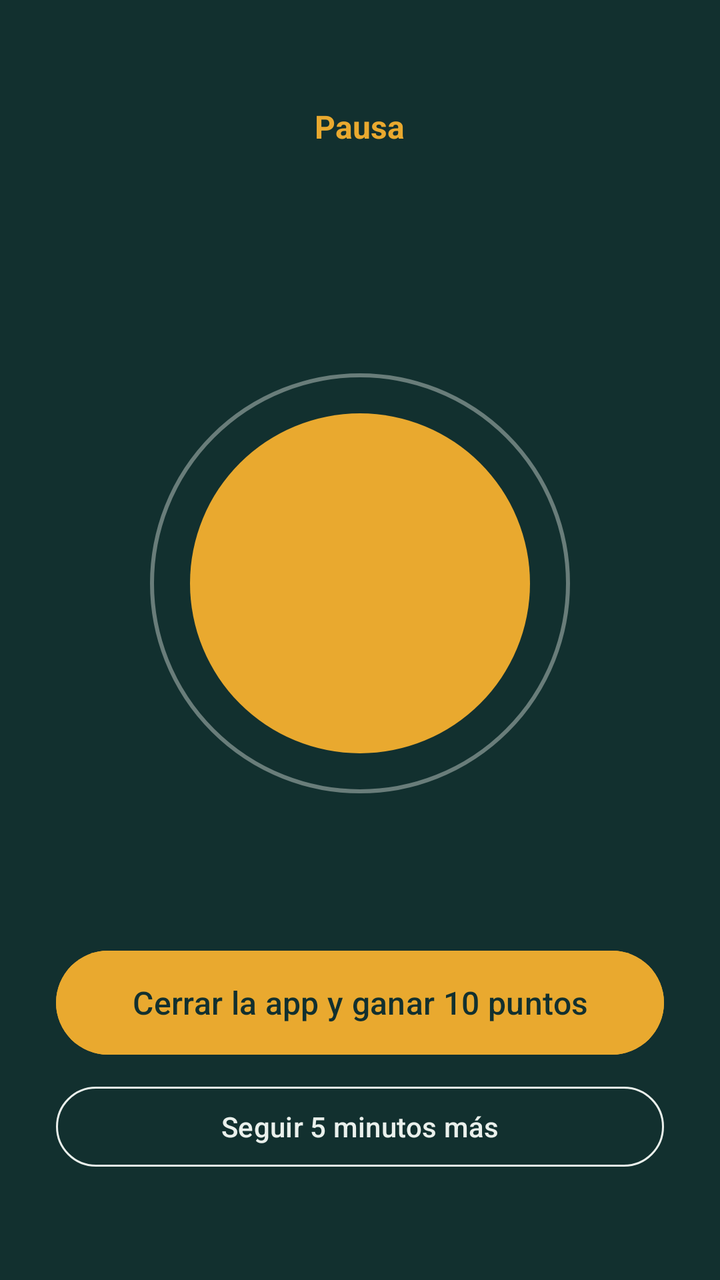
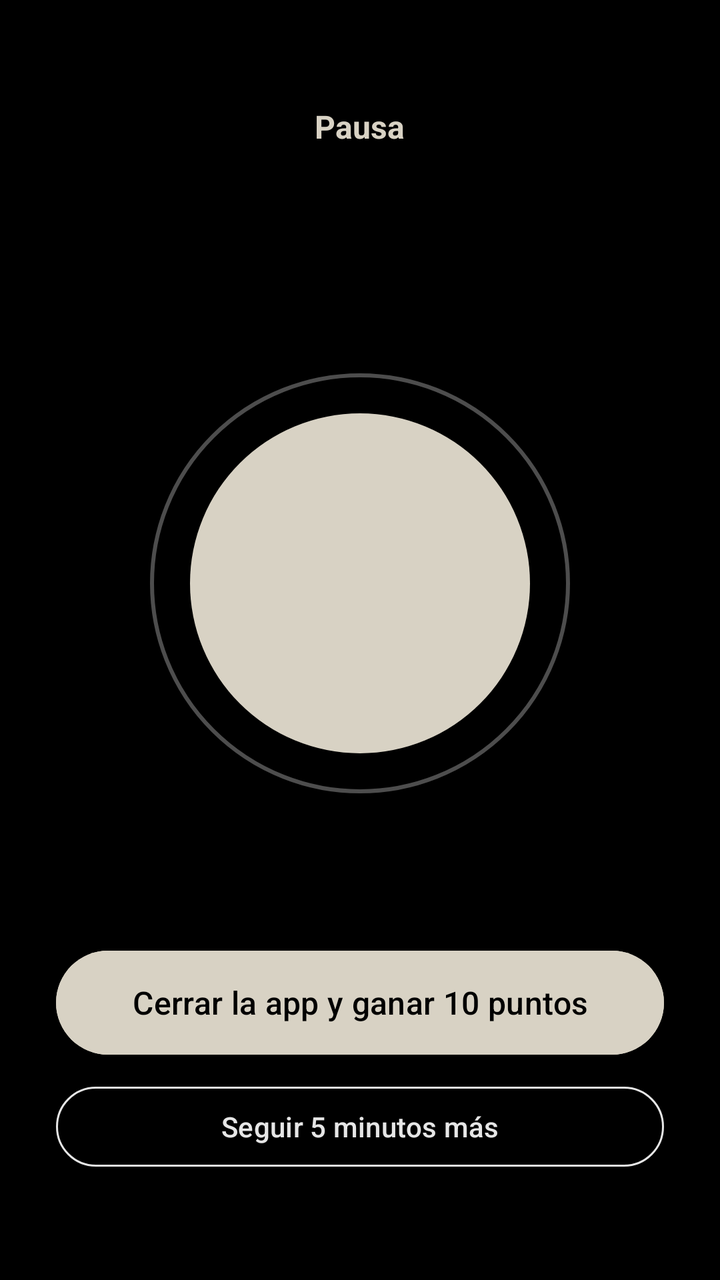

An Android layout rendered at two revisions. The XML below is the earlier revision; the diff shows what the commit changed to produce the second picture.
<!-- AndroidManifest.xml: activity theme Theme.Pausa.Friction -->
<!-- res/layout/activity_friction.xml -->
<?xml version="1.0" encoding="utf-8"?>
<LinearLayout xmlns:android="http://schemas.android.com/apk/res/android"
    android:layout_width="match_parent"
    android:layout_height="match_parent"
    android:background="@color/ink"
    android:fitsSystemWindows="true"
    android:gravity="center"
    android:orientation="vertical"
    android:padding="28dp">

    <TextView
        android:layout_width="wrap_content"
        android:layout_height="wrap_content"
        android:text="Pausa"
        android:textColor="@color/amber"
        android:textSize="16sp"
        android:textStyle="bold" />

    <TextView
        android:id="@+id/tvQuestion"
        android:layout_width="match_parent"
        android:layout_height="wrap_content"
        android:layout_marginTop="12dp"
        android:gravity="center"
        android:textColor="@color/mist"
        android:textSize="28sp"
        android:textStyle="bold" />

    <TextView
        android:id="@+id/tvInfo"
        android:layout_width="match_parent"
        android:layout_height="wrap_content"
        android:layout_marginTop="10dp"
        android:gravity="center"
        android:textColor="#B8C9C3"
        android:textSize="15sp" />

    <FrameLayout
        android:layout_width="220dp"
        android:layout_height="220dp"
        android:layout_marginTop="28dp"
        android:layout_marginBottom="20dp">

        <View
            android:layout_width="210dp"
            android:layout_height="210dp"
            android:layout_gravity="center"
            android:background="@drawable/ring" />

        <View
            android:id="@+id/circle"
            android:layout_width="170dp"
            android:layout_height="170dp"
            android:layout_gravity="center"
            android:background="@drawable/circle" />
    </FrameLayout>

    <TextView
        android:id="@+id/tvHint"
        android:layout_width="match_parent"
        android:layout_height="wrap_content"
        android:gravity="center"
        android:textColor="@color/mist"
        android:textSize="16sp" />

    <Button
        android:id="@+id/btnClose"
        style="@style/Widget.Material3.Button"
        android:layout_width="match_parent"
        android:layout_height="60dp"
        android:layout_marginTop="28dp"
        android:backgroundTint="@color/amber"
        android:text="Cerrar la app y ganar 10 puntos"
        android:textColor="@color/ink"
        android:textSize="16sp" />

    <Button
        android:id="@+id/btnContinue"
        style="@style/Widget.Material3.Button.OutlinedButton"
        android:layout_width="match_parent"
        android:layout_height="wrap_content"
        android:layout_marginTop="8dp"
        android:text="Seguir 5 minutos más"
        android:textColor="@color/mist"
        app:strokeColor="@color/mist"
        xmlns:app="http://schemas.android.com/apk/res-auto" />
</LinearLayout>
<!-- resources referenced by this layout -->
<resources>
  <color name="amber">#E9A92F</color>
  <color name="ink">#12302F</color>
  <color name="mist">#EAF0EC</color>
  <!-- drawable circle (drawable) -->
  <?xml version="1.0" encoding="utf-8"?>
  <shape xmlns:android="http://schemas.android.com/apk/res/android" android:shape="oval">
      <solid android:color="@color/amber" />
  </shape>
  <!-- drawable ring (drawable) -->
  <?xml version="1.0" encoding="utf-8"?>
  <shape xmlns:android="http://schemas.android.com/apk/res/android" android:shape="oval">
      <stroke android:width="2dp" android:color="#66EAF0EC" />
  </shape>
  <style name="Theme.Pausa.Friction" parent="Theme.Pausa">
          <item name="android:windowBackground">@color/ink</item>
          <item name="android:statusBarColor">@color/ink</item>
          <item name="android:navigationBarColor">@color/ink</item>
          <item name="android:windowLightStatusBar">false</item>
      </style>
  <style name="Theme.Pausa" parent="Theme.Material3.DayNight.NoActionBar">
          <item name="colorPrimary">@color/moss</item>
          <item name="android:windowBackground">@color/bg</item>
          <item name="android:statusBarColor">@color/bg</item>
          <item name="android:navigationBarColor">@color/bg</item>
          <item name="android:textColorPrimary">@color/text</item>
          <item name="android:textColorSecondary">@color/muted</item>
      </style>
  <color name="moss">#3F7D58</color>
  <color name="bg">#EAF0EC</color>
  <color name="text">#12302F</color>
  <color name="muted">#5D7471</color>
</resources>

<!-- the commit's change to res/layout/activity_friction.xml (unified diff, before → after) -->
@@ -32,7 +32,7 @@
         android:layout_height="wrap_content"
         android:layout_marginTop="10dp"
         android:gravity="center"
-        android:textColor="#B8C9C3"
+        android:textColor="#A8A8A8"
         android:textSize="15sp" />
 
     <FrameLayout
<!-- resource entries referenced after the edit -->
@@ -1,8 +1,8 @@
 <!-- resources referenced by this layout -->
 <resources>
-  <color name="amber">#E9A92F</color>
-  <color name="ink">#12302F</color>
-  <color name="mist">#EAF0EC</color>
+  <color name="amber">#D8D2C4</color>
+  <color name="ink">#000000</color>
+  <color name="mist">#E6E6E6</color>
   <!-- drawable circle (drawable) -->
   <?xml version="1.0" encoding="utf-8"?>
   <shape xmlns:android="http://schemas.android.com/apk/res/android" android:shape="oval">
@@ -11,25 +11,26 @@
   <!-- drawable ring (drawable) -->
   <?xml version="1.0" encoding="utf-8"?>
   <shape xmlns:android="http://schemas.android.com/apk/res/android" android:shape="oval">
-      <stroke android:width="2dp" android:color="#66EAF0EC" />
+      <stroke android:width="2dp" android:color="#55E6E6E6" />
   </shape>
   <style name="Theme.Pausa.Friction" parent="Theme.Pausa">
           <item name="android:windowBackground">@color/ink</item>
           <item name="android:statusBarColor">@color/ink</item>
           <item name="android:navigationBarColor">@color/ink</item>
-          <item name="android:windowLightStatusBar">false</item>
       </style>
-  <style name="Theme.Pausa" parent="Theme.Material3.DayNight.NoActionBar">
+  <style name="Theme.Pausa" parent="Theme.Material3.Dark.NoActionBar">
           <item name="colorPrimary">@color/moss</item>
+          <item name="colorOnPrimary">@color/ink</item>
           <item name="android:windowBackground">@color/bg</item>
           <item name="android:statusBarColor">@color/bg</item>
           <item name="android:navigationBarColor">@color/bg</item>
+          <item name="android:windowLightStatusBar">false</item>
           <item name="android:textColorPrimary">@color/text</item>
           <item name="android:textColorSecondary">@color/muted</item>
       </style>
-  <color name="moss">#3F7D58</color>
-  <color name="bg">#EAF0EC</color>
-  <color name="text">#12302F</color>
-  <color name="muted">#5D7471</color>
+  <color name="moss">#9AAFA5</color>
+  <color name="bg">#000000</color>
+  <color name="text">#E6E6E6</color>
+  <color name="muted">#8C8C8C</color>
 </resources>
 
